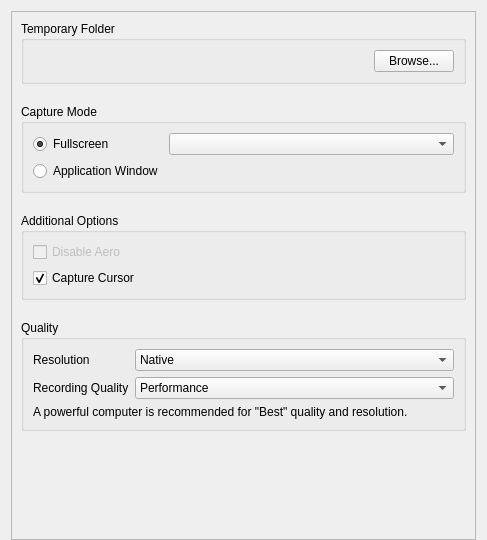
This is client/libclient/src/ui/widgets/local_settings/recording_settings_widget.ui in networkoptix/nx_open as Qt 5 draws it before an edit. The edited form follows.
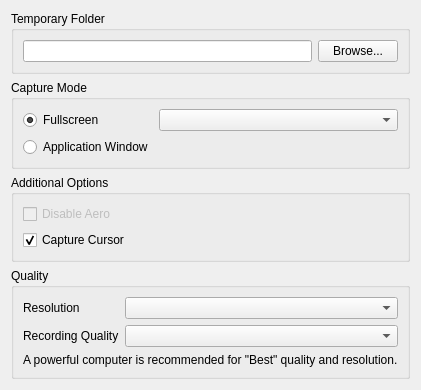
This is the edited form.

Commit message:
VMS-2600 - Local Settings dialog UI fixes
<==== Mercurial data ====>
Branch: dev_3.0.0_gui

The edit to the form file:
```diff
--- a/client/libclient/src/ui/widgets/local_settings/recording_settings_widget.ui
+++ b/client/libclient/src/ui/widgets/local_settings/recording_settings_widget.ui
@@ -6,49 +6,16 @@
    <rect>
     <x>0</x>
     <y>0</y>
-    <width>487</width>
-    <height>540</height>
+    <width>377</width>
+    <height>373</height>
    </rect>
   </property>
   <property name="windowTitle">
    <string>Video Recording</string>
   </property>
   <layout class="QVBoxLayout" name="verticalLayout">
-   <property name="bottomMargin">
-    <number>0</number>
-   </property>
-   <item>
-    <widget class="QScrollArea" name="scrollArea">
-     <property name="horizontalScrollBarPolicy">
-      <enum>Qt::ScrollBarAlwaysOff</enum>
-     </property>
-     <property name="widgetResizable">
-      <bool>true</bool>
-     </property>
-     <property name="alignment">
-      <set>Qt::AlignLeading|Qt::AlignLeft|Qt::AlignTop</set>
-     </property>
-     <widget class="QWidget" name="scrollAreaWidgetContents">
-      <property name="geometry">
-       <rect>
-        <x>0</x>
-        <y>0</y>
-        <width>467</width>
-        <height>529</height>
-       </rect>
-      </property>
-      <layout class="QVBoxLayout" name="verticalLayout_2">
-       <property name="spacing">
-        <number>20</number>
-       </property>
        <item>
         <widget class="QGroupBox" name="recordingFolderGroupBox">
-         <property name="sizePolicy">
-          <sizepolicy hsizetype="Preferred" vsizetype="Fixed">
-           <horstretch>0</horstretch>
-           <verstretch>0</verstretch>
-          </sizepolicy>
-         </property>
          <property name="title">
           <string>Temporary Folder</string>
          </property>
@@ -57,9 +24,9 @@
          </property>
          <layout class="QHBoxLayout" name="horizontalLayout_6">
           <item>
-           <widget class="QLabel" name="recordingFolderLabel">
-            <property name="text">
-             <string/>
+       <widget class="QLineEdit" name="recordingFolderLineEdit">
+        <property name="readOnly">
+         <bool>true</bool>
             </property>
            </widget>
           </item>
@@ -182,50 +149,7 @@
            </widget>
           </item>
           <item row="0" column="1">
-           <widget class="QComboBox" name="resolutionComboBox">
-            <property name="sizePolicy">
-             <sizepolicy hsizetype="Preferred" vsizetype="Fixed">
-              <horstretch>0</horstretch>
-              <verstretch>0</verstretch>
-             </sizepolicy>
-            </property>
-            <property name="toolTip">
-             <string comment="Use this to change output video resolution"/>
-            </property>
-            <property name="currentIndex">
-             <number>0</number>
-            </property>
-            <item>
-             <property name="text">
-              <string>Native</string>
-             </property>
-            </item>
-            <item>
-             <property name="text">
-              <string>Quarter Native</string>
-             </property>
-            </item>
-            <item>
-             <property name="text">
-              <string>1920x1080</string>
-             </property>
-            </item>
-            <item>
-             <property name="text">
-              <string>1280x720</string>
-             </property>
-            </item>
-            <item>
-             <property name="text">
-              <string>640x480</string>
-             </property>
-            </item>
-            <item>
-             <property name="text">
-              <string>320x240</string>
-             </property>
-            </item>
-           </widget>
+       <widget class="QComboBox" name="resolutionComboBox"/>
           </item>
           <item row="1" column="0">
            <widget class="QLabel" name="qualityLabel">
@@ -238,35 +162,7 @@
            </widget>
           </item>
           <item row="1" column="1">
-           <widget class="QComboBox" name="qualityComboBox">
-            <property name="sizePolicy">
-             <sizepolicy hsizetype="Preferred" vsizetype="Fixed">
-              <horstretch>0</horstretch>
-              <verstretch>0</verstretch>
-             </sizepolicy>
-            </property>
-            <property name="toolTip">
-             <string comment="Use this to set encoder quality"/>
-            </property>
-            <property name="currentIndex">
-             <number>2</number>
-            </property>
-            <item>
-             <property name="text">
-              <string>Best</string>
-             </property>
-            </item>
-            <item>
-             <property name="text">
-              <string>Average</string>
-             </property>
-            </item>
-            <item>
-             <property name="text">
-              <string>Performance</string>
-             </property>
-            </item>
-           </widget>
+       <widget class="QComboBox" name="qualityComboBox"/>
           </item>
           <item row="2" column="0" colspan="2">
            <widget class="QLabel" name="recordingWarningLabel">
@@ -290,10 +186,6 @@
           </size>
          </property>
         </spacer>
-       </item>
-      </layout>
-     </widget>
-    </widget>
    </item>
   </layout>
  </widget>
```
Left out of the diff: 9 changed lines with no effect on the pictures. Lines whose indentation alone changed are shown as unchanged. The commit also changes 6 other files.
